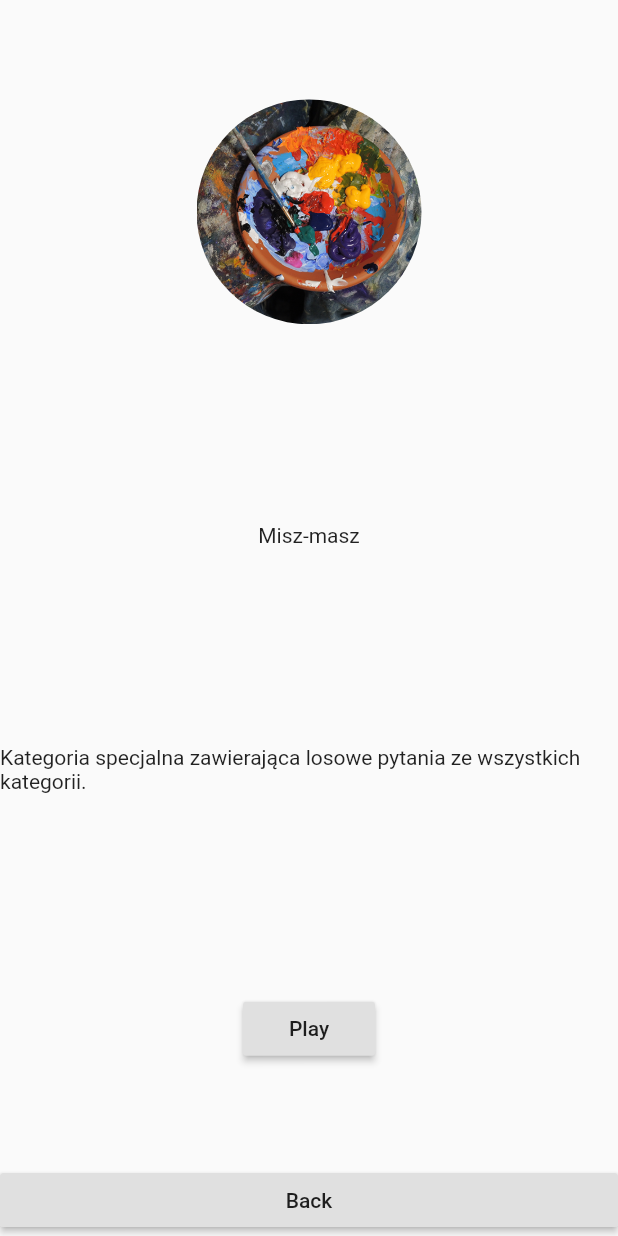
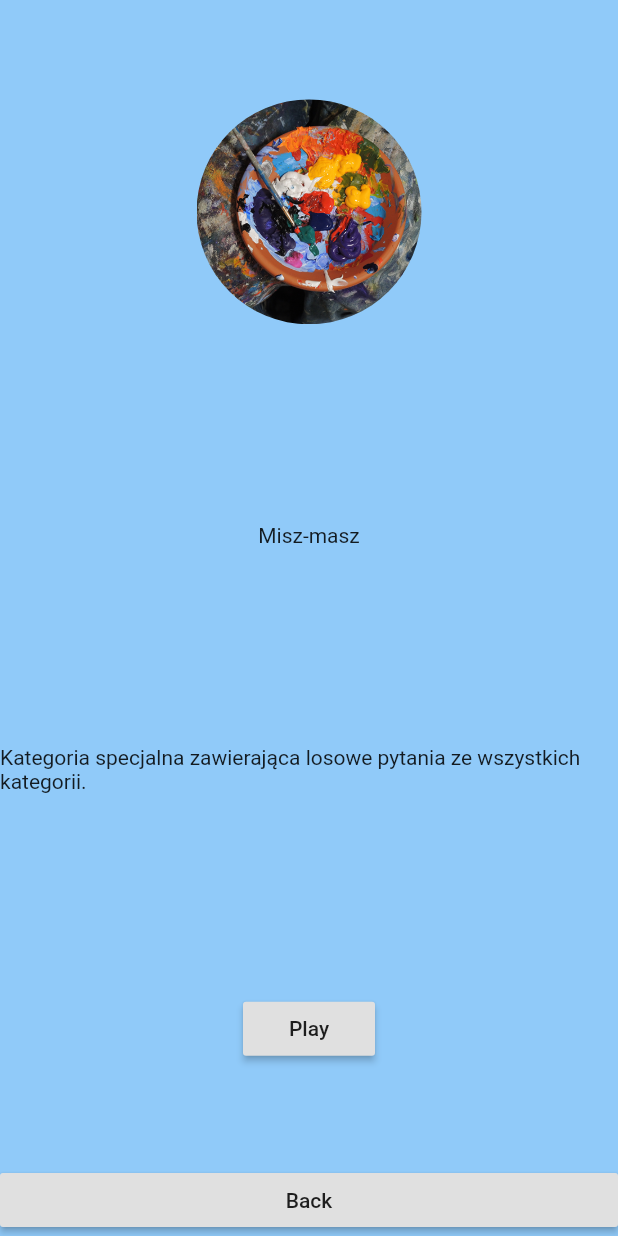
Before and after one commit to vintage/party_flutter, a Flutter app: the screen it shows after launch, after a tap on "Misz-masz", on a phone screen of 412 x 824 dp. Run offline on Flutter 3.47's test engine with Material 2 defaults, Android fonts, the phone set to English and light mode, and no system bars; our stand-ins replace shared_preferences.

Commit message:
Add background color to remaining screens

```diff
--- a/lib/components/category_list_item.dart
+++ b/lib/components/category_list_item.dart
@@ -28,12 +28,12 @@ class CategoryListItem extends StatelessWidget {
                 ),
               ),
               child: new Stack(
-                children: buildCategoryBoxChild(category),
+                children: buildCategoryBoxChild(context),
               ))),
     );
   }
 
-  List<Widget> buildCategoryBoxChild(Category category) {
+  List<Widget> buildCategoryBoxChild(BuildContext context) {
     List<Widget> child = new List();
 
     child.add(new Positioned(
@@ -42,7 +42,7 @@ class CategoryListItem extends StatelessWidget {
       bottom: 0.0,
       child: new Container(
         height: 35.0,
-        decoration: new BoxDecoration(color: Colors.deepOrange[200]),
+        decoration: new BoxDecoration(color: Theme.of(context).buttonColor),
         child: new Center(child: new Text(category.name)),
       ),
     ));
--- a/lib/screens/category_detail.dart
+++ b/lib/screens/category_detail.dart
@@ -42,7 +42,10 @@ class CategoryDetailScreenStage extends State<CategoryDetailScreen> {
     Category category = widget.category;
 
     return new Scaffold(
-        body: new Column(
+        body: new Container(
+            decoration:
+                new BoxDecoration(color: Theme.of(context).backgroundColor),
+            child: new Column(
               crossAxisAlignment: CrossAxisAlignment.stretch,
               children: <Widget>[
                 new Expanded(
@@ -67,6 +70,6 @@ class CategoryDetailScreenStage extends State<CategoryDetailScreen> {
                 )),
                 new RaisedButton(child: const Text("Back"), onPressed: goBack),
               ],
-    ));
+            )));
   }
 }
--- a/lib/screens/home.dart
+++ b/lib/screens/home.dart
@@ -79,7 +79,7 @@ class HomeScreenStage extends State<HomeScreen> {
         title: new Text(widget.title),
       ),
       body: new Container(
-        decoration: new BoxDecoration(color: Colors.red[700]),
+        decoration: new BoxDecoration(color: Theme.of(context).backgroundColor),
         child: new GridView.count(
           primary: false,
           padding: const EdgeInsets.all(10.0),
```
Also changed, not shown: lib/screens/category_play.dart (+5 -2 lines), lib/screens/game_score.dart (+8 -3 lines). Lines whose indentation alone changed are shown as unchanged.
